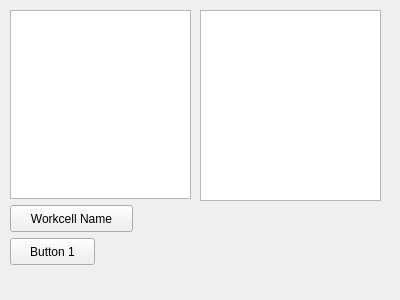
This is Anders plugin/firstPlugIn.ui in AndersEllinge/Bachelor-F17 as Qt 5 draws it before an edit. The edited form follows.
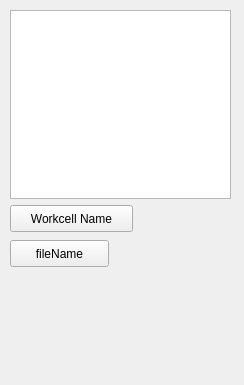
This is the edited form.

Commit message: Added button to open a file in the tree

Patch:
```diff
--- a/Anders plugin/firstPlugIn.ui
+++ b/Anders plugin/firstPlugIn.ui
@@ -6,37 +6,14 @@
    <rect>
     <x>0</x>
     <y>0</y>
-    <width>400</width>
-    <height>300</height>
+    <width>244</width>
+    <height>385</height>
    </rect>
   </property>
   <property name="windowTitle">
    <string>DockWidget</string>
   </property>
   <widget class="QWidget" name="dockWidgetContents">
-   <widget class="QListView" name="listView">
-    <property name="geometry">
-     <rect>
-      <x>200</x>
-      <y>10</y>
-      <width>181</width>
-      <height>191</height>
-     </rect>
-    </property>
-   </widget>
-   <widget class="QPushButton" name="pushBtn1">
-    <property name="geometry">
-     <rect>
-      <x>10</x>
-      <y>238</y>
-      <width>85</width>
-      <height>27</height>
-     </rect>
-    </property>
-    <property name="text">
-     <string>Button 1</string>
-    </property>
-   </widget>
    <widget class="QPushButton" name="workcellBtn">
     <property name="geometry">
      <rect>
@@ -55,11 +32,24 @@
      <rect>
       <x>10</x>
       <y>10</y>
-      <width>181</width>
+      <width>221</width>
       <height>189</height>
      </rect>
     </property>
    </widget>
+   <widget class="QPushButton" name="fileNameBtn">
+    <property name="geometry">
+     <rect>
+      <x>10</x>
+      <y>240</y>
+      <width>99</width>
+      <height>27</height>
+     </rect>
+    </property>
+    <property name="text">
+     <string>fileName</string>
+    </property>
+   </widget>
   </widget>
  </widget>
  <resources/>
```
The commit also changes 2 other files.
